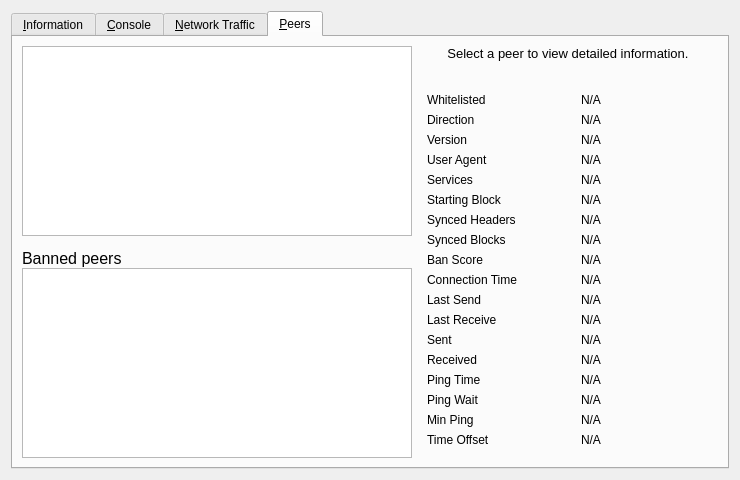
Before: the Qt Designer form src/qt/forms/debugwindow.ui in barrystyle/SUQA-0.17.1, drawn with Qt 5.
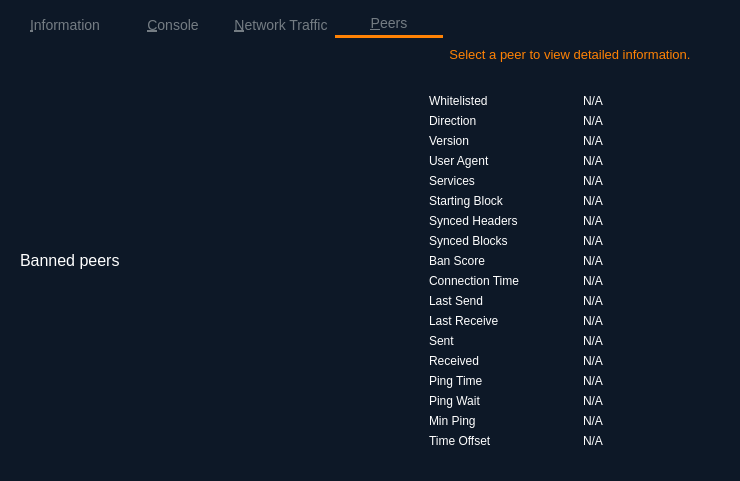
After: the same form once the commit is applied. The open tabs and pages were chosen to show the change. Icons and pictures are not drawn. Custom widgets are drawn as their Qt base class.

```diff
--- a/src/qt/forms/debugwindow.ui
+++ b/src/qt/forms/debugwindow.ui
@@ -7,12 +7,227 @@
     <x>0</x>
     <y>0</y>
     <width>740</width>
-    <height>430</height>
+    <height>466</height>
    </rect>
   </property>
   <property name="windowTitle">
    <string>Debug window</string>
   </property>
+  <property name="styleSheet">
+   <string notr="true"> QWidget#RPCConsole {
+background-color:#0d1827;
+
+}
+QTabWidget {
+    /* background-color: #f2f2f2; */
+    background-color:transparent;
+   color:#ffffff;
+
+}
+QTabWidget::pane {
+    /* background-color: #f2f2f2; */
+    background-color:transparent;
+    /* border: 1px solid #c2c2c2; */
+    border:0;
+}
+QTabBar {
+	background-color: transparent;;
+	color: #ffffff;
+}
+QTabBar::tab:hover:!selected {
+    color:#ffffff;
+}
+QTabBar::tab {
+  color:#747c83;
+  font-size:14px;
+  background-color:transparent;
+  padding-left: 4px;
+  padding-right: 4px;
+  padding-top: 5px;
+  padding-bottom: 5px;
+  min-width: 100px;
+  border-top-color:transparent;
+  border-left-color:transparent;
+  border-right-color:transparent;
+}
+
+QTabBar::tab:selected {
+    border-bottom: 3px solid #FF8204;
+    background-color:transparent;
+    }
+QTabBar::tab:pressed {
+    outline:0;
+}
+
+.QValidatedLineEdit, .QLineEdit { /* Text Entry Fields */
+border: 1px solid #FF8204;
+border-radius: 10px;
+font-size:14px;
+font-weight: bold;
+min-height:25px;
+outline:0;
+padding:3px;
+color: #ffffff;
+background-color:#364860;
+}
+
+QWidget#RPCConsole QTextEdit#messagesWidget {
+	/* Console Messages Window */
+	border: 0;
+	background-color: rgba(0,0,0,0.75);
+	color: #fff;
+}
+
+QWidget#RPCConsole QWidget#tab_peers QLabel#peerHeading {
+	/* Peers Info Header */
+	color: #FF8204;
+}
+
+QLabel {
+color:white;
+}
+
+QWidget#RPCConsole QTableView#peerWidget::item, QTableView#banlistWidget::ite  {
+	/* Peers Table Items */
+	color: #fff;
+}
+
+QWidget#RPCConsole QTableView#peerWidget, QTableView#banlistWidget {
+	/* Peers Table Items */
+   background-color: transparent;
+
+}
+
+QTableView::item:selected { /* Table Item Selected */
+	background: #313d4b;
+		color: #ffffff;
+}
+
+QWidget#RPCConsole QPushButton#openDebugLogfileButton { /* Open Debug File Button */
+  background-color: transparent;
+  border: 2px solid #707780;
+  color: #707780;
+  padding-left: 20px;
+  padding-right: 20px;
+font-size: 12px;
+	font-weight: bold;
+	border-radius: 19px;
+	text-transform: uppercase;
+}
+
+QWidget#RPCConsole QPushButton#openDebugLogfileButton:hover {
+  background-color: #707780;
+  color: #132232;
+}
+
+QWidget#RPCConsole QPushButton#openDebugLogfileButton:pressed {
+	border: 1px solid #9e9e9e;
+}
+
+QScrollBar {
+	/* Scroll Bar */
+}
+QScrollBar:vertical {
+	/* Vertical Scroll Bar Attributes */
+	border: 0;
+	background: transparent;
+	width: 12px;
+    margin: 0;
+    
+}
+QScrollBar:horizontal {
+	/* Horizontal Scroll Bar Attributes */
+	border: 0;
+	background: transparent;
+	height: 12px;
+    /* margin: 0px 18px 0px 18px; */
+    margin:0;
+    
+}
+QScrollBar::handle:vertical {
+	/* Scroll Bar Slider - vertical */
+	background: #333b46;
+    border-radius: 6px;
+    min-height:50px;
+    width:3px;
+    /* border:2px solid transparent; */
+    
+	
+}
+
+QScrollBar::handle:horizontal {
+	/* Scroll Bar Slider - horizontal */
+	background: #333b46;
+    min-width: 50px;
+    border-radius: 6px;
+}
+QScrollBar::add-page,
+QScrollBar::sub-page {
+	/* Scroll Bar Background */
+	background: transparent;
+}
+QScrollBar::add-line:vertical,
+QScrollBar::sub-line:vertical,
+QScrollBar::add-line:horizontal,
+QScrollBar::sub-line:horizontal {
+	/* Define Arrow Button Dimensions */
+	background: none;
+	border: 0;
+	width: 16px;
+	height: 16px;
+}
+QScrollBar::add-line:vertical:pressed,
+QScrollBar::sub-line:vertical:pressed,
+QScrollBar::add-line:horizontal:pressed,
+QScrollBar::sub-line:horizontal:pressed {
+	background-color: #e0e0e0;
+}
+QScrollBar::sub-line:vertical {
+	/* Vertical - top button position */
+	subcontrol-position: top;
+	subcontrol-origin: margin;
+}
+QScrollBar::add-line:vertical {
+	/* Vertical - bottom button position */
+	subcontrol-position: bottom;
+	subcontrol-origin: margin;
+}
+QScrollBar::sub-line:horizontal {
+	/* Vertical - left button position */
+	subcontrol-position: left;
+	subcontrol-origin: margin;
+}
+QScrollBar::add-line:horizontal {
+	/* Vertical - right button position */
+	subcontrol-position: right;
+	subcontrol-origin: margin;
+}
+QScrollBar:up-arrow,
+QScrollBar:down-arrow,
+QScrollBar:left-arrow,
+QScrollBar:right-arrow {
+	/* Arrows Icon */
+	width: 10px;
+	height: 10px;
+	display: none;
+	opacity: 0;
+}
+QScrollBar:up-arrow {
+	background: none;
+}
+QScrollBar:down-arrow {
+    /* background-image: url(':/images/downArrow_small'); */
+    background: none;
+}
+QScrollBar:left-arrow {
+    /* background-image: url(':/images/leftArrow_small'); */
+    background: none;
+}
+QScrollBar:right-arrow {
+    /* background-image: url(':/images/rightArrow_small'); */
+    background: none;
+}</string>
+  </property>
   <layout class="QVBoxLayout" name="verticalLayout_2">
    <item>
     <widget class="QTabWidget" name="tabWidget">
```
Left out of the diff: 40 changed lines with no effect on the pictures.
